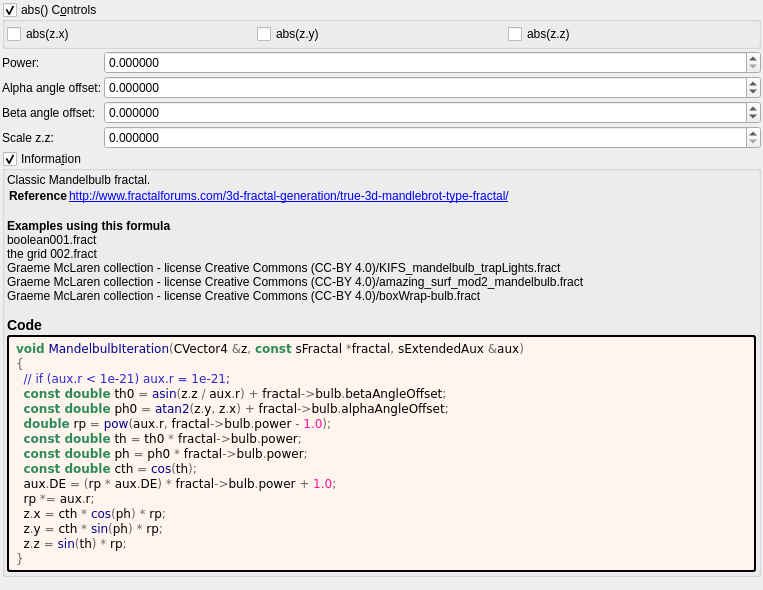
The window that mandelbulber2/formula/ui/mandelbulb_abs.ui (buddhi1980/mandelbulber2) describes before a commit, drawn with Qt 5.
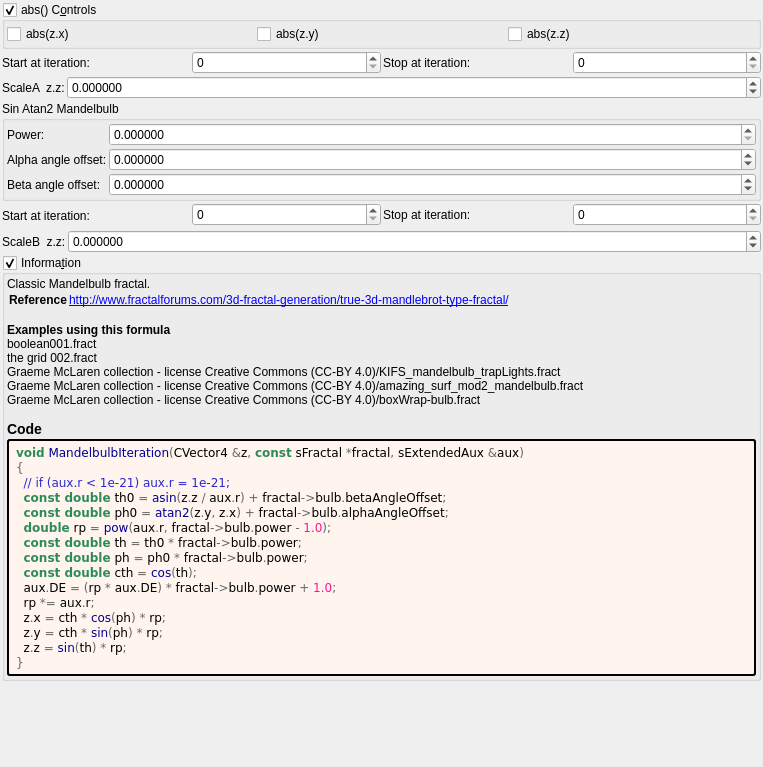
The same window after the commit. Custom widgets are drawn as their Qt base class.

Commit message: mandelbulb_abs.cl

```diff
--- a/mandelbulber2/formula/ui/mandelbulb_abs.ui
+++ b/mandelbulber2/formula/ui/mandelbulb_abs.ui
@@ -7,7 +7,7 @@
     <x>0</x>
     <y>0</y>
     <width>763</width>
-    <height>590</height>
+    <height>767</height>
    </rect>
   </property>
   <property name="windowTitle">
@@ -85,26 +85,59 @@
     </widget>
    </item>
    <item>
-    <layout class="QGridLayout" name="gridLayout" columnstretch="0,1">
+    <layout class="QGridLayout" name="gridLayout_69">
      <property name="spacing">
       <number>2</number>
      </property>
+     <item row="1" column="2">
+      <widget class="QLabel" name="label_259">
+       <property name="text">
+        <string>Stop at iteration:</string>
+       </property>
+      </widget>
+     </item>
+     <item row="1" column="3">
+      <widget class="MySpinBox" name="spinboxInt_transf_stop_iterations_A">
+       <property name="sizePolicy">
+        <sizepolicy hsizetype="Minimum" vsizetype="Maximum">
+         <horstretch>0</horstretch>
+         <verstretch>0</verstretch>
+        </sizepolicy>
+       </property>
+       <property name="maximum">
+        <number>999</number>
+       </property>
+      </widget>
+     </item>
+     <item row="1" column="1">
+      <widget class="MySpinBox" name="spinboxInt_transf_start_iterations_A">
+       <property name="sizePolicy">
+        <sizepolicy hsizetype="Minimum" vsizetype="Maximum">
+         <horstretch>0</horstretch>
+         <verstretch>0</verstretch>
+        </sizepolicy>
+       </property>
+       <property name="maximum">
+        <number>999</number>
+       </property>
+      </widget>
+     </item>
      <item row="1" column="0">
-      <widget class="QLabel" name="label_8">
+      <widget class="QLabel" name="label_260">
        <property name="text">
-        <string>Alpha angle offset:</string>
+        <string>Start at iteration:</string>
        </property>
       </widget>
      </item>
-     <item row="2" column="0">
-      <widget class="QLabel" name="label_9">
-       <property name="text">
-        <string>Beta angle offset:</string>
-       </property>
-      </widget>
-     </item>
-     <item row="0" column="1">
-      <widget class="MyDoubleSpinBox" name="spinbox_power">
+    </layout>
+   </item>
+   <item>
+    <layout class="QGridLayout" name="gridLayout_70" columnstretch="0,0,1">
+     <property name="spacing">
+      <number>2</number>
+     </property>
+     <item row="0" column="2">
+      <widget class="MyDoubleSpinBox" name="spinbox_transf_scaleA_1">
        <property name="sizePolicy">
         <sizepolicy hsizetype="Minimum" vsizetype="Maximum">
          <horstretch>0</horstretch>
@@ -121,81 +154,212 @@
         <number>6</number>
        </property>
        <property name="minimum">
-        <double>0.000000000000000</double>
+        <double>-99.989999999999995</double>
        </property>
        <property name="maximum">
         <double>99.989999999999995</double>
        </property>
        <property name="singleStep">
         <double>0.100000000000000</double>
+       </property>
+      </widget>
+     </item>
+     <item row="0" column="0" colspan="2">
+      <widget class="QLabel" name="label_12">
+       <property name="text">
+        <string>ScaleA  z.z:</string>
+       </property>
+      </widget>
+     </item>
+    </layout>
+   </item>
+   <item>
+    <widget class="QGroupBox" name="groupBox_6">
+     <property name="title">
+      <string>Sin Atan2 Mandelbulb</string>
+     </property>
+     <layout class="QVBoxLayout" name="verticalLayout_13">
+      <property name="leftMargin">
+       <number>2</number>
+      </property>
+      <property name="topMargin">
+       <number>2</number>
+      </property>
+      <property name="rightMargin">
+       <number>2</number>
+      </property>
+      <property name="bottomMargin">
+       <number>2</number>
+      </property>
+      <item>
+       <layout class="QGridLayout" name="gridLayout" columnstretch="0,1">
+        <property name="spacing">
+         <number>2</number>
+        </property>
+        <item row="2" column="0">
+         <widget class="QLabel" name="label_8">
+          <property name="text">
+           <string>Alpha angle offset:</string>
+          </property>
+         </widget>
+        </item>
+        <item row="1" column="1">
+         <widget class="MyDoubleSpinBox" name="spinbox_power">
+          <property name="sizePolicy">
+           <sizepolicy hsizetype="Minimum" vsizetype="Maximum">
+            <horstretch>0</horstretch>
+            <verstretch>0</verstretch>
+           </sizepolicy>
+          </property>
+          <property name="prefix">
+           <string/>
+          </property>
+          <property name="suffix">
+           <string/>
+          </property>
+          <property name="decimals">
+           <number>6</number>
+          </property>
+          <property name="minimum">
+           <double>0.000000000000000</double>
+          </property>
+          <property name="maximum">
+           <double>99.989999999999995</double>
+          </property>
+          <property name="singleStep">
+           <double>0.100000000000000</double>
+          </property>
+         </widget>
+        </item>
+        <item row="2" column="1">
+         <widget class="MyDoubleSpinBox" name="spinboxd_alpha_angle_offset">
+          <property name="sizePolicy">
+           <sizepolicy hsizetype="Minimum" vsizetype="Maximum">
+            <horstretch>0</horstretch>
+            <verstretch>0</verstretch>
+           </sizepolicy>
+          </property>
+          <property name="prefix">
+           <string/>
+          </property>
+          <property name="suffix">
+           <string/>
+          </property>
+          <property name="decimals">
+           <number>6</number>
+          </property>
+          <property name="minimum">
+           <double>-36000.000000000000000</double>
+          </property>
+          <property name="maximum">
+           <double>36000.000000000000000</double>
+          </property>
+          <property name="singleStep">
+           <double>0.100000000000000</double>
+          </property>
+         </widget>
+        </item>
+        <item row="1" column="0">
+         <widget class="QLabel" name="label_7">
+          <property name="text">
+           <string>Power:</string>
+          </property>
+         </widget>
+        </item>
+        <item row="3" column="0" rowspan="2">
+         <widget class="QLabel" name="label_9">
+          <property name="text">
+           <string>Beta angle offset:</string>
+          </property>
+         </widget>
+        </item>
+        <item row="3" column="1" rowspan="2">
+         <widget class="MyDoubleSpinBox" name="spinboxd_beta_angle_offset">
+          <property name="sizePolicy">
+           <sizepolicy hsizetype="Minimum" vsizetype="Maximum">
+            <horstretch>0</horstretch>
+            <verstretch>0</verstretch>
+           </sizepolicy>
+          </property>
+          <property name="prefix">
+           <string/>
+          </property>
+          <property name="suffix">
+           <string/>
+          </property>
+          <property name="decimals">
+           <number>6</number>
+          </property>
+          <property name="minimum">
+           <double>-36000.000000000000000</double>
+          </property>
+          <property name="maximum">
+           <double>36000.000000000000000</double>
+          </property>
+          <property name="singleStep">
+           <double>0.100000000000000</double>
+          </property>
+         </widget>
+        </item>
+       </layout>
+      </item>
+     </layout>
+    </widget>
+   </item>
+   <item>
+    <layout class="QGridLayout" name="gridLayout_71">
+     <property name="spacing">
+      <number>2</number>
+     </property>
+     <item row="1" column="3">
+      <widget class="MySpinBox" name="spinboxInt_transf_stop_iterations_B">
+       <property name="sizePolicy">
+        <sizepolicy hsizetype="Minimum" vsizetype="Maximum">
+         <horstretch>0</horstretch>
+         <verstretch>0</verstretch>
+        </sizepolicy>
+       </property>
+       <property name="maximum">
+        <number>999</number>
+       </property>
+      </widget>
+     </item>
+     <item row="1" column="2">
+      <widget class="QLabel" name="label_261">
+       <property name="text">
+        <string>Stop at iteration:</string>
        </property>
       </widget>
      </item>
      <item row="1" column="1">
-      <widget class="MyDoubleSpinBox" name="spinboxd_alpha_angle_offset">
+      <widget class="MySpinBox" name="spinboxInt_transf_start_iterations_B">
        <property name="sizePolicy">
         <sizepolicy hsizetype="Minimum" vsizetype="Maximum">
          <horstretch>0</horstretch>
          <verstretch>0</verstretch>
         </sizepolicy>
        </property>
-       <property name="prefix">
-        <string/>
-       </property>
-       <property name="suffix">
-        <string/>
-       </property>
-       <property name="decimals">
-        <number>6</number>
-       </property>
-       <property name="minimum">
-        <double>-36000.000000000000000</double>
-       </property>
        <property name="maximum">
-        <double>36000.000000000000000</double>
+        <number>999</number>
        </property>
-       <property name="singleStep">
-        <double>0.100000000000000</double>
-       </property>
       </widget>
      </item>
-     <item row="2" column="1">
-      <widget class="MyDoubleSpinBox" name="spinboxd_beta_angle_offset">
-       <property name="sizePolicy">
-        <sizepolicy hsizetype="Minimum" vsizetype="Maximum">
-         <horstretch>0</horstretch>
-         <verstretch>0</verstretch>
-        </sizepolicy>
-       </property>
-       <property name="prefix">
-        <string/>
-       </property>
-       <property name="suffix">
-        <string/>
-       </property>
-       <property name="decimals">
-        <number>6</number>
-       </property>
-       <property name="minimum">
-        <double>-36000.000000000000000</double>
-       </property>
-       <property name="maximum">
-        <double>36000.000000000000000</double>
-       </property>
-       <property name="singleStep">
-        <double>0.100000000000000</double>
-       </property>
-      </widget>
-     </item>
-     <item row="0" column="0">
-      <widget class="QLabel" name="label_7">
+     <item row="1" column="0" rowspan="2">
+      <widget class="QLabel" name="label_262">
        <property name="text">
-        <string>Power:</string>
+        <string>Start at iteration:</string>
        </property>
       </widget>
      </item>
-     <item row="3" column="1">
-      <widget class="MyDoubleSpinBox" name="spinbox_transf_scale_1">
+    </layout>
+   </item>
+   <item>
+    <layout class="QGridLayout" name="gridLayout_72" columnstretch="0,0,1">
+     <property name="spacing">
+      <number>2</number>
+     </property>
+     <item row="0" column="2">
+      <widget class="MyDoubleSpinBox" name="spinbox_transf_scaleB_1">
        <property name="sizePolicy">
         <sizepolicy hsizetype="Minimum" vsizetype="Maximum">
          <horstretch>0</horstretch>
@@ -212,7 +376,7 @@
         <number>6</number>
        </property>
        <property name="minimum">
-        <double>0.000000000000000</double>
+        <double>-99.989999999999995</double>
        </property>
        <property name="maximum">
         <double>99.989999999999995</double>
@@ -222,10 +386,10 @@
        </property>
       </widget>
      </item>
-     <item row="3" column="0">
-      <widget class="QLabel" name="label_10">
+     <item row="0" column="0" colspan="2">
+      <widget class="QLabel" name="label_13">
        <property name="text">
-        <string>Scale z.z:</string>
+        <string>ScaleB  z.z:</string>
        </property>
       </widget>
      </item>
@@ -349,6 +513,11 @@
    <extends>QCheckBox</extends>
    <header>my_check_box.h</header>
   </customwidget>
+  <customwidget>
+   <class>MySpinBox</class>
+   <extends>QSpinBox</extends>
+   <header>my_spin_box.h</header>
+  </customwidget>
  </customwidgets>
  <tabstops>
   <tabstop>spinbox_power</tabstop>
```
The commit also changes 2 other files.
